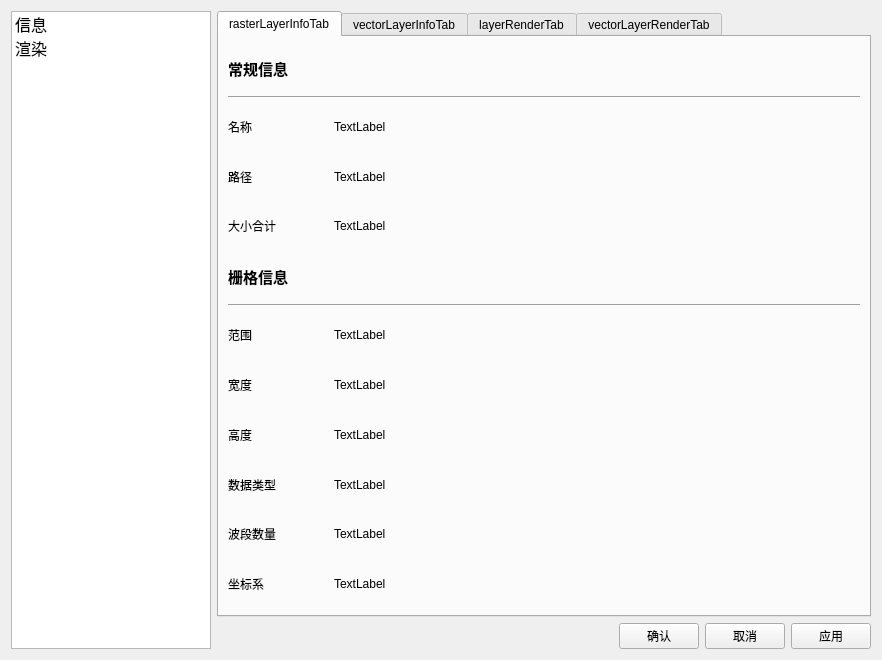
dachenc/Remote-sensing-data-cloud-detection-and-ground-object-recovery-system, file ui/layerPropWindow.ui: the form before one commit.
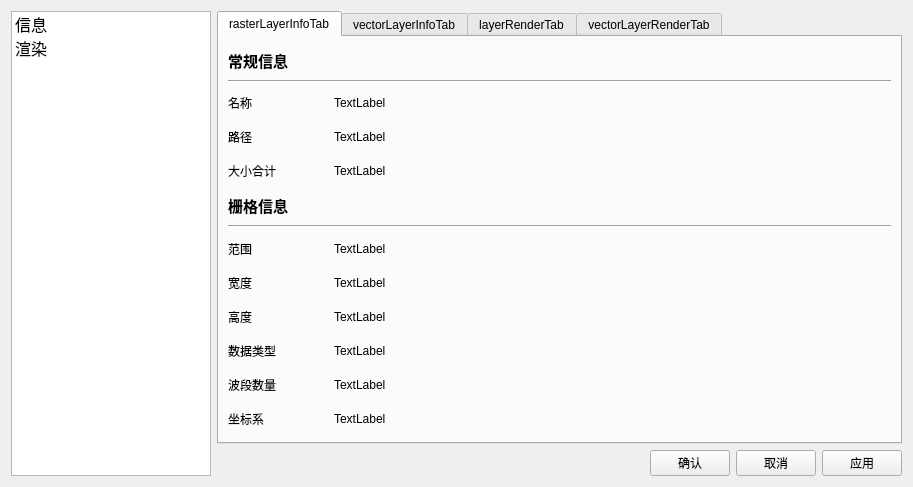
The form after the commit. The open tabs and pages were chosen to show the change.

The edit to the form file:
```diff
--- a/ui/layerPropWindow.ui
+++ b/ui/layerPropWindow.ui
@@ -6,8 +6,8 @@
    <rect>
     <x>0</x>
     <y>0</y>
-    <width>882</width>
-    <height>660</height>
+    <width>913</width>
+    <height>487</height>
    </rect>
   </property>
   <property name="windowTitle">
```
Left out of the diff: 2 changed lines with no effect on the pictures.
